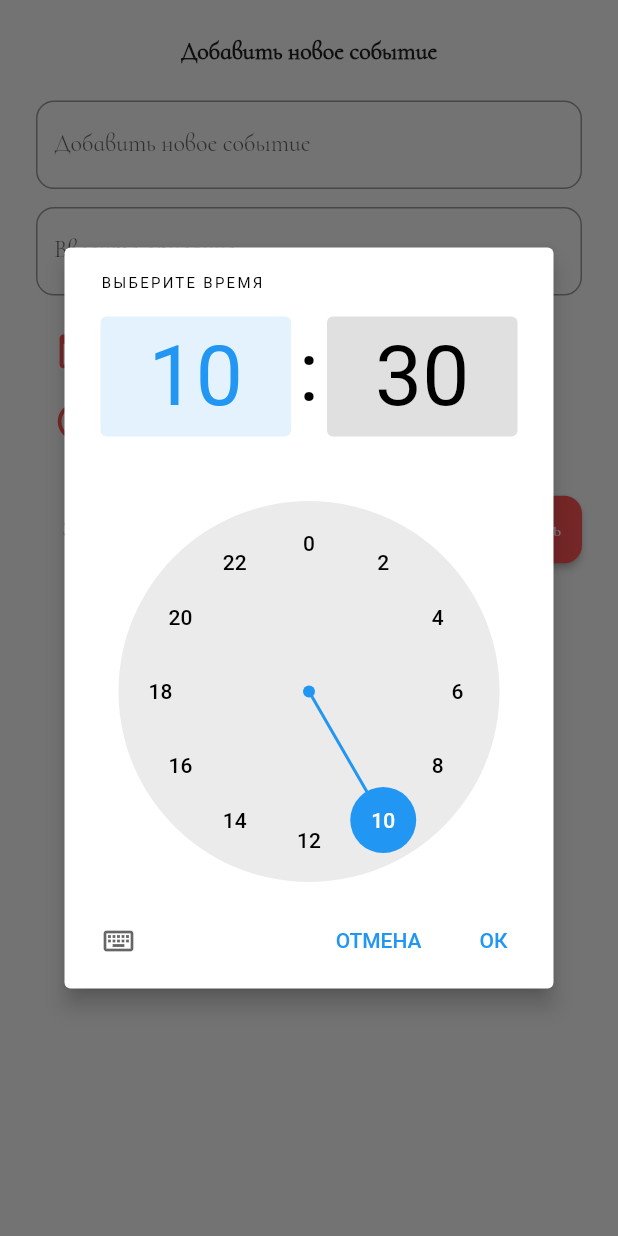
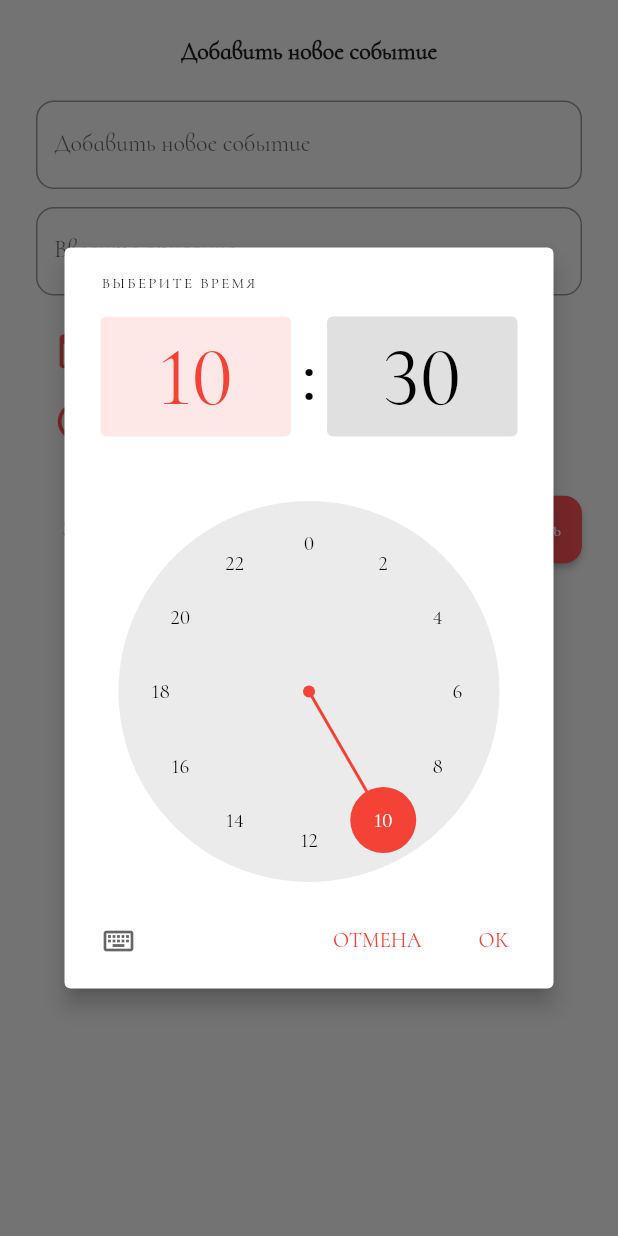
Before and after one commit to 88srzh/TODO_list, a Flutter app: the AddEventPage widget shown alone on an empty page, opened directly, after a tap on "Выберите время", on a phone screen of 412 x 824 dp. Run offline on Flutter 3.47's test engine with Material 2 defaults, Android fonts, the phone set to English and light mode, and no system bars; missing offline and left inert: flutter_rounded_date_picker.

Commit message:
fix some bug

```diff
--- a/lib/pages/add_event_page.dart
+++ b/lib/pages/add_event_page.dart
@@ -22,13 +22,13 @@ class _AddEventPageState extends State<AddEventPage> {
       lastDate: DateTime(DateTime.now().year + 1),
       borderRadius: 16,
       theme: ThemeData(
+      primarySwatch: Colors.red,
       primaryColor: Color.fromRGBO(255, 0, 0, 0.5),
       accentColor: Colors.redAccent,
       disabledColor: Colors.blue,
       accentTextTheme: TextTheme(
       bodyText2 : TextStyle(color: Colors.black),
          )));
-      // ! - Исправить слова внизу на черный цвет
       if (datepick != null) setState(() {
         _selectedDate = datepick.toString();
       });
@@ -37,20 +37,7 @@ class _AddEventPageState extends State<AddEventPage> {
   Future _pickTime() async {
     TimeOfDay timepick = await showTimePicker(
       context: context,
-      initialTime: new TimeOfDay.now(),
-      builder: (
-        BuildContext context, Widget child) {
-          return new Theme(data: ThemeData(
-            primaryColor: Color.fromRGBO(255, 0, 0, 0.5),
-            accentColor: Colors.redAccent,
-            disabledColor: Colors.blue,
-            accentTextTheme: TextTheme(
-              bodyText2: TextStyle(color: Colors.black)),
-            ),
-            child: child,
-            );
-        } // ! - builder нужен ли?
-      );
+      initialTime: new TimeOfDay.now());
 
     if (timepick != null) {
       setState(() {
--- a/lib/widgets/top_bar.dart
+++ b/lib/widgets/top_bar.dart
@@ -62,7 +62,7 @@ class TopBar extends StatelessWidget {
                       CircleAvatar(
                         backgroundColor: Color.fromRGBO(255, 0, 0, 0.5),
                         child: IconButton(
-                            icon: Icon(Icons.insert_chart),
+                            icon: Icon(Icons.add),
                             color: Colors.white,
                             tooltip: 'Задачи',
                             onPressed: () {
```
